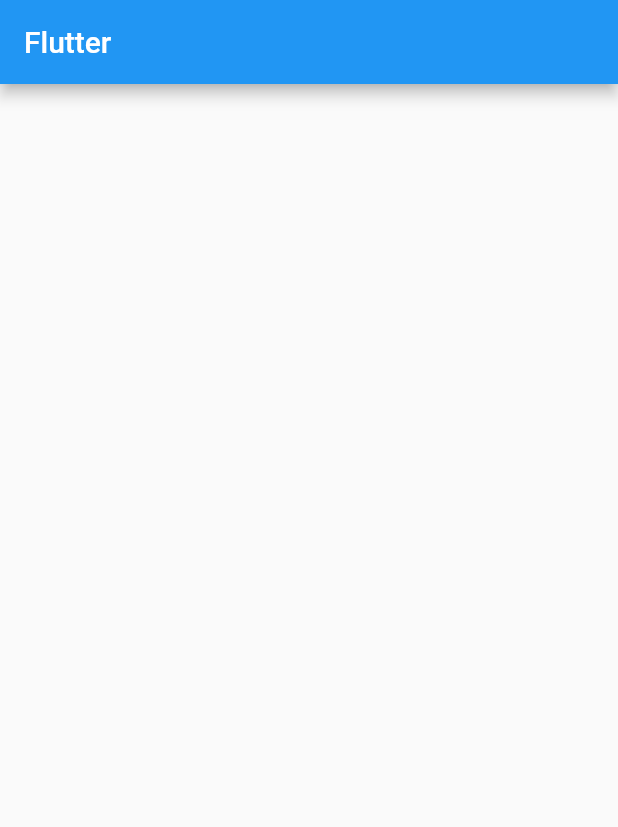
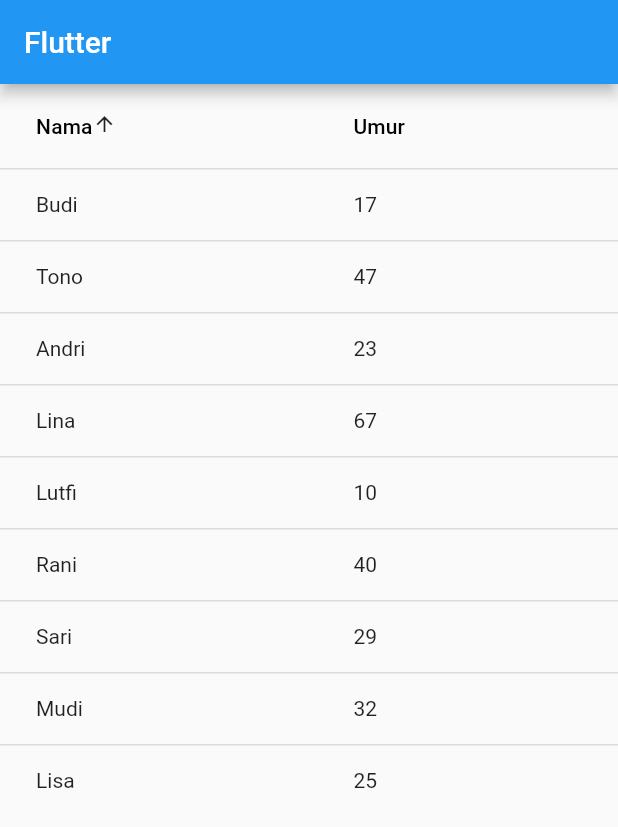
Before and after one commit to bauroziq-channel/datatable-flutter, a Flutter app: the screen it shows after launch, on a phone screen of 412 x 824 dp. Shown: the top 827 px of the screen. Run offline on Flutter 3.47's test engine with Material 2 defaults, Android fonts, the light colour scheme and no system bars.

Commit message:
datatable flutter

```diff
--- a/lib/main.dart
+++ b/lib/main.dart
@@ -1,4 +1,5 @@
 import 'package:flutter/material.dart';
+import 'package:youtube_tutorial/people.dart';
 
 void main() {
   runApp(MyApp());
@@ -28,6 +29,59 @@ class MyHomePage extends StatefulWidget {
 }
 
 class _MyHomePageState extends State<MyHomePage> {
+  int sortIndex = 0;
+  bool isAscending = true;
+  List<People> people = [
+    People(name: 'Budi', age: 17),
+    People(name: 'Tono', age: 47),
+    People(name: 'Andri', age: 23),
+    People(name: 'Lina', age: 67),
+    People(name: 'Lutfi', age: 10),
+    People(name: 'Rani', age: 40),
+    People(name: 'Sari', age: 29),
+    People(name: 'Mudi', age: 32),
+    People(name: 'Lisa', age: 25),
+  ];
+
+  sortData() {
+    if (sortIndex == 0) {
+      people.sort((a, b) {
+        if (isAscending) {
+          return a.name
+              .toString()
+              .toLowerCase()
+              .compareTo(b.name.toString().toLowerCase());
+        } else {
+          return b.name
+              .toString()
+              .toLowerCase()
+              .compareTo(a.name.toString().toLowerCase());
+        }
+      });
+    } else {
+      people.sort((a, b) {
+        if (isAscending) {
+          return a.age
+              .toString()
+              .toLowerCase()
+              .compareTo(b.age.toString().toLowerCase());
+        } else {
+          return b.age
+              .toString()
+              .toLowerCase()
+              .compareTo(a.age.toString().toLowerCase());
+        }
+      });
+    }
+  }
+
+  void onSort(columnIndex, ascending) {
+    sortIndex = columnIndex;
+    isAscending = ascending;
+    sortData();
+    setState(() {});
+  }
+
   @override
   void initState() {
     super.initState();
@@ -35,6 +89,22 @@ class _MyHomePageState extends State<MyHomePage> {
 
   @override
   Widget build(BuildContext context) {
-    return Scaffold(appBar: AppBar(title: Text('Flutter')), body: SizedBox());
+    return Scaffold(
+        appBar: AppBar(title: Text('Flutter')),
+        body: SizedBox(
+            width: double.infinity,
+            child: DataTable(
+                sortColumnIndex: sortIndex,
+                sortAscending: isAscending,
+                columns: [
+                  DataColumn(onSort: onSort, label: Text('Nama')),
+                  DataColumn(onSort: onSort, label: Text('Umur')),
+                ],
+                rows: people
+                    .map((e) => DataRow(cells: [
+                          DataCell(Text(e.name ?? '')),
+                          DataCell(Text(e.age.toString())),
+                        ]))
+                    .toList())));
   }
 }
```
